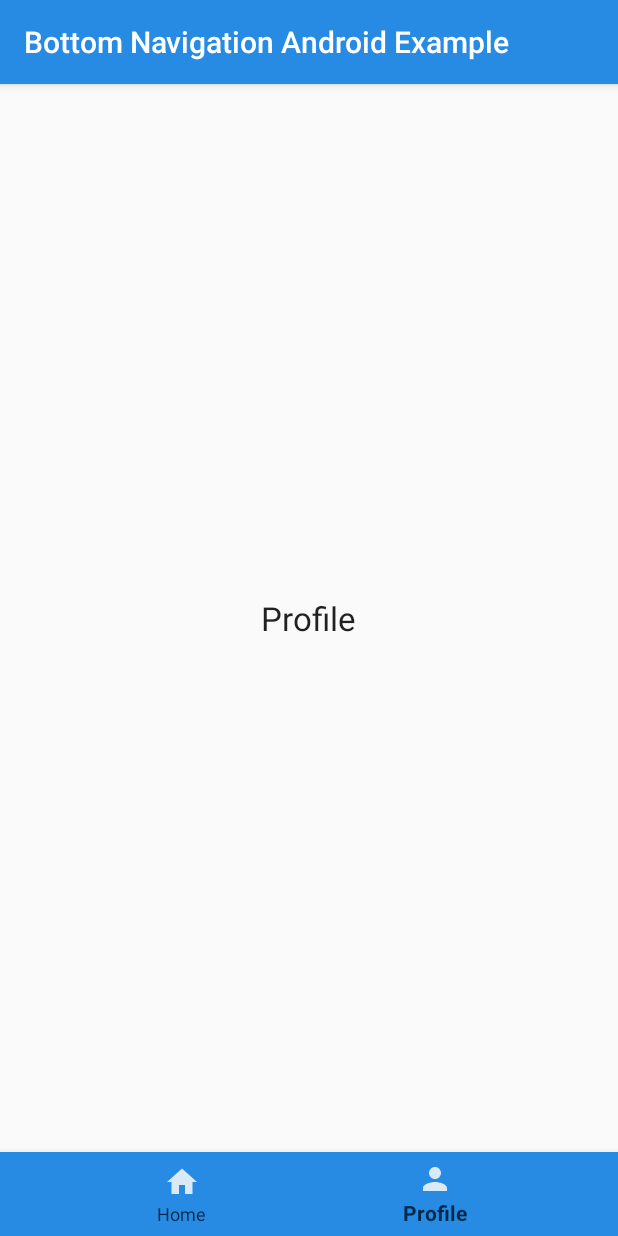
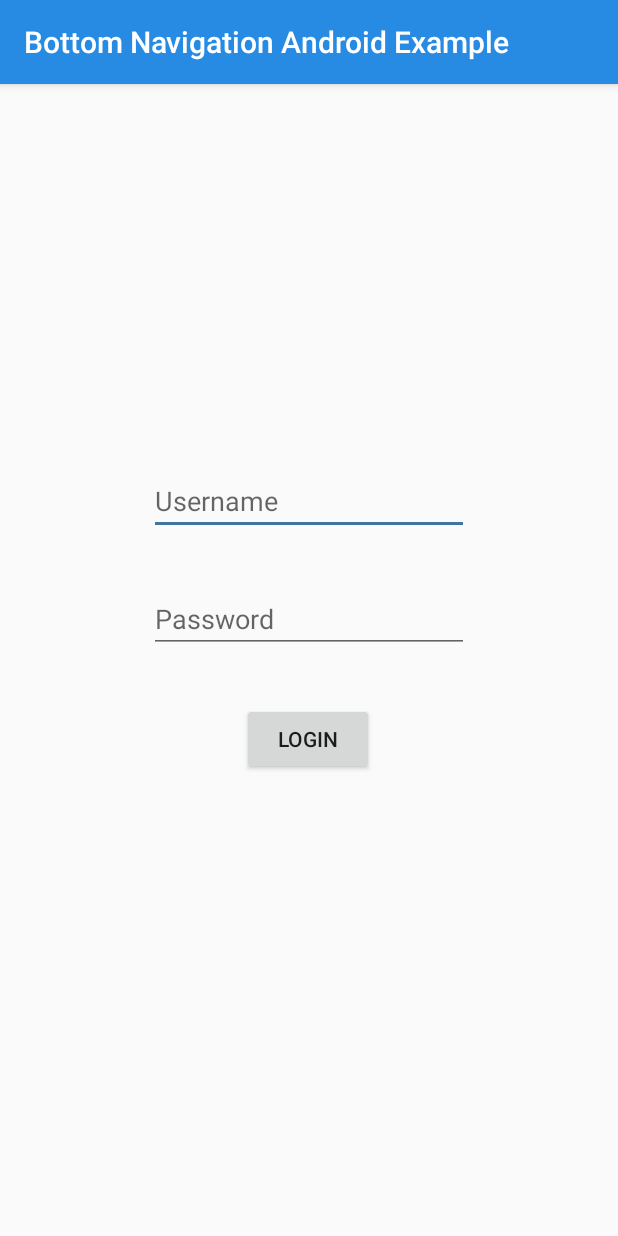
Before and after one commit to Bepen/ArtHouseGalleriaMobile, an Android app: the screen it shows after launch (MainActivity before the commit, Login after it), item 2 of the bottom bar chosen, on a phone screen of 412 x 824 dp. Run offline under Robolectric (Android 15) with nearby library versions, the phone set to English and light mode, and no system bars.

Commit message:
Added login screen

```diff
--- a/app/src/main/AndroidManifest.xml
+++ b/app/src/main/AndroidManifest.xml
@@ -22,7 +22,8 @@
         android:roundIcon="@mipmap/ic_launcher_round"
         android:supportsRtl="true"
         android:theme="@style/AppTheme">
-        <activity android:name=".Item1"></activity>
+        <activity android:name=".Login"></activity>
+        <activity android:name=".Item1" />
         <activity android:name=".Item0" />
         <activity
             android:name=".MainActivity"
--- /dev/null
+++ b/app/src/main/java/com/example/arthouseapp/Login.java
@@ -0,0 +1,71 @@
+package com.example.arthouseapp;
+
+import android.content.Intent;
+import android.support.v7.app.AppCompatActivity;
+import android.os.Bundle;
+import android.view.View;
+import android.widget.Button;
+import android.widget.EditText;
+import android.widget.TextView;
+
+public class Login extends AppCompatActivity {
+
+    String[] users = {"User1", "User2"};
+    String[] passwords = {"Pass1", "Pass2"};
+    int userIndex = 0;
+    static TextView tryAgain;
+    EditText uText;
+    EditText pText;
+
+    @Override
+    protected void onCreate(Bundle savedInstanceState) {
+        super.onCreate(savedInstanceState);
+        setContentView(R.layout.activity_login);
+
+        if(ProfileFragment.loggedIn){
+            finish();
+        }
+
+
+        uText = (EditText) findViewById(R.id.userText);
+        pText = (EditText) findViewById(R.id.passText);
+
+
+        tryAgain = (TextView) findViewById(R.id.tryAgainText);
+
+
+        Button button = (Button) findViewById(R.id.loginButton);
+        button.setOnClickListener(new View.OnClickListener() {
+            @Override
+            public void onClick(View view) {
+
+                if(ProfileFragment.loggedIn){
+                    finish();
+                }
+                else{
+                    if(tryLogin(uText.getText().toString(), pText.getText().toString())){
+                        ProfileFragment.loggedIn = true;
+                        finish();
+                    }else {
+                        tryAgain.setText("Try Again");
+                    }
+                }
+            }
+        });
+    }
+
+    protected boolean tryLogin(String uInput, String pInput){
+        for(int i = 0; i < users.length; i++){
+            if(users[i].equals(uInput)){
+                userIndex = i;
+                if(pInput.equals(passwords[userIndex])){
+                    return true;
+                }
+            }
+
+        }
+
+
+        return false;
+    }
+}
--- a/app/src/main/java/com/example/arthouseapp/ProfileFragment.java
+++ b/app/src/main/java/com/example/arthouseapp/ProfileFragment.java
@@ -1,4 +1,5 @@
 package com.example.arthouseapp;
+import android.content.Intent;
 import android.os.Bundle;
 import android.support.annotation.Nullable;
 import android.support.v4.app.Fragment;
@@ -7,10 +8,20 @@ import android.view.View;
 import android.view.ViewGroup;
 
 public class ProfileFragment extends Fragment {
+
+    static boolean loggedIn = false;
+
     @Nullable
     @Override
     public View onCreateView(LayoutInflater inflater, @Nullable ViewGroup container, @Nullable Bundle savedInstanceState) {
 
-        return inflater.inflate(R.layout.fragment_profile, null);
+        View view = inflater.inflate(R.layout.fragment_profile, null);
+
+        if(!loggedIn){
+            Intent myIntent = new Intent(view.getContext(), Login.class);
+            startActivity(myIntent);
+        }
+
+        return view;
     }
 }
--- /dev/null
+++ b/app/src/main/res/layout/activity_login.xml
@@ -0,0 +1,75 @@
+<?xml version="1.0" encoding="utf-8"?>
+<android.support.constraint.ConstraintLayout xmlns:android="http://schemas.android.com/apk/res/android"
+    xmlns:app="http://schemas.android.com/apk/res-auto"
+    xmlns:tools="http://schemas.android.com/tools"
+    android:layout_width="match_parent"
+    android:layout_height="match_parent"
+    android:orientation="vertical"
+    tools:context=".Login">
+
+    <EditText
+        android:id="@+id/userText"
+        android:layout_width="wrap_content"
+        android:layout_height="wrap_content"
+        android:layout_marginStart="8dp"
+        android:layout_marginTop="8dp"
+        android:layout_marginEnd="8dp"
+        android:layout_marginBottom="8dp"
+        android:ems="10"
+        android:hint="Username"
+        android:inputType="textPersonName"
+        app:layout_constraintBottom_toBottomOf="parent"
+        app:layout_constraintEnd_toEndOf="parent"
+        app:layout_constraintStart_toStartOf="parent"
+        app:layout_constraintTop_toTopOf="parent"
+        app:layout_constraintVertical_bias="0.35" />
+
+    <EditText
+        android:id="@+id/passText"
+        android:layout_width="wrap_content"
+        android:layout_height="wrap_content"
+        android:layout_marginStart="8dp"
+        android:layout_marginTop="8dp"
+        android:layout_marginEnd="8dp"
+        android:layout_marginBottom="8dp"
+        android:ems="10"
+        android:hint="Password"
+        android:inputType="textPassword"
+        app:layout_constraintBottom_toBottomOf="parent"
+        app:layout_constraintEnd_toEndOf="parent"
+        app:layout_constraintStart_toStartOf="parent"
+        app:layout_constraintTop_toBottomOf="@+id/userText"
+        app:layout_constraintVertical_bias="0.062" />
+
+    <Button
+        android:id="@+id/loginButton"
+        android:layout_width="wrap_content"
+        android:layout_height="wrap_content"
+        android:layout_marginStart="8dp"
+        android:layout_marginTop="8dp"
+        android:layout_marginEnd="8dp"
+        android:layout_marginBottom="8dp"
+        android:text="Login"
+        app:layout_constraintBottom_toBottomOf="parent"
+        app:layout_constraintEnd_toEndOf="parent"
+        app:layout_constraintHorizontal_bias="0.498"
+        app:layout_constraintStart_toStartOf="parent"
+        app:layout_constraintTop_toBottomOf="@+id/passText"
+        app:layout_constraintVertical_bias="0.079" />
+
+    <TextView
+        android:id="@+id/tryAgainText"
+        android:layout_width="match_parent"
+        android:layout_height="wrap_content"
+        android:layout_marginStart="8dp"
+        android:layout_marginTop="8dp"
+        android:layout_marginEnd="8dp"
+        android:layout_marginBottom="8dp"
+        android:gravity="center"
+        app:layout_constraintBottom_toTopOf="@+id/userText"
+        app:layout_constraintEnd_toEndOf="parent"
+        app:layout_constraintHorizontal_bias="0.498"
+        app:layout_constraintStart_toStartOf="parent"
+        app:layout_constraintTop_toTopOf="parent"
+        app:layout_constraintVertical_bias="0.961" />
+</android.support.constraint.ConstraintLayout>
--- a/app/src/main/res/layout/fragment_profile.xml
+++ b/app/src/main/res/layout/fragment_profile.xml
@@ -6,8 +6,6 @@
     <TextView
         android:layout_width="wrap_content"
         android:layout_height="wrap_content"
-        android:layout_centerHorizontal="true"
-        android:layout_centerVertical="true"
         android:text="Profile"
         android:textAppearance="@style/Base.TextAppearance.AppCompat.Large" />
 
```
